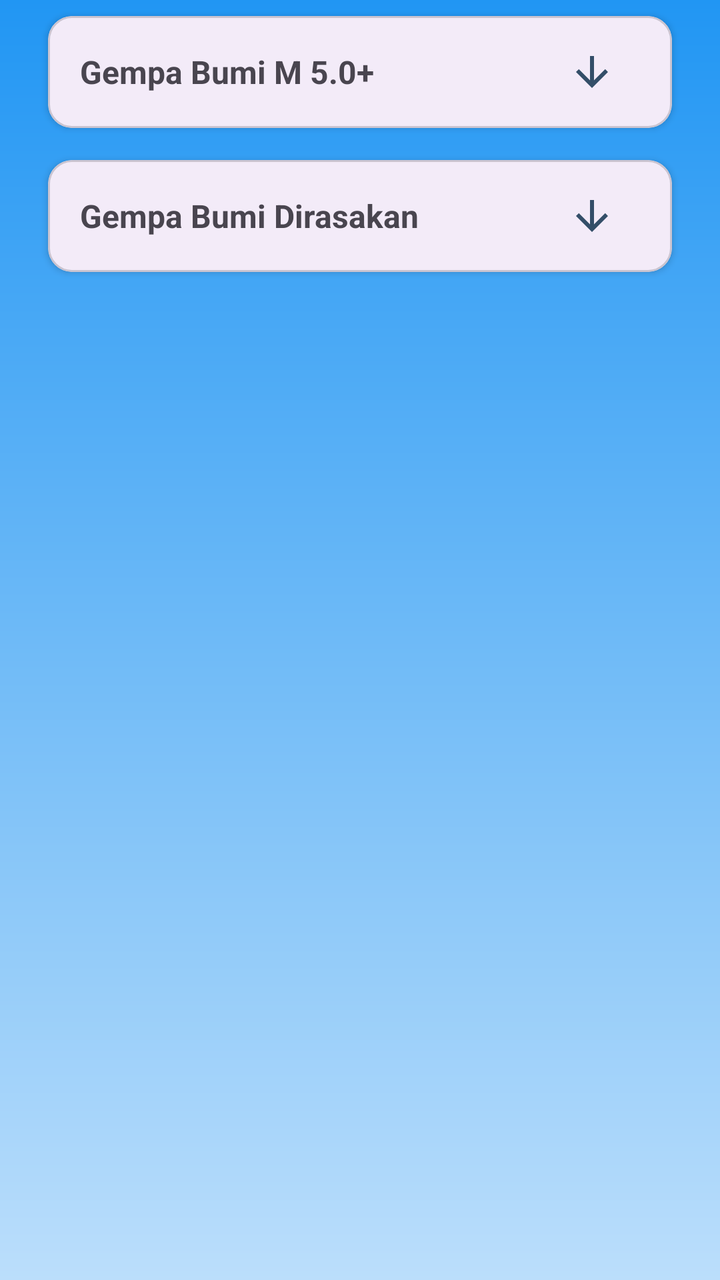
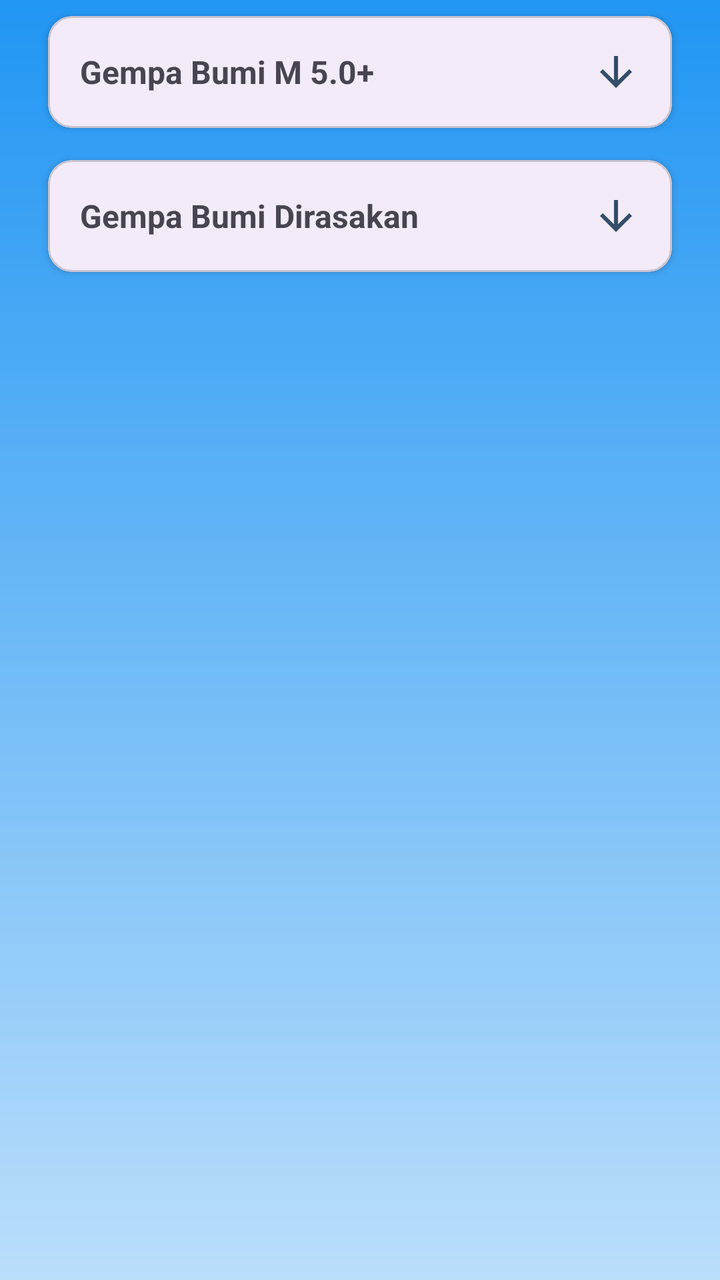

Screens rendered from an Android XML layout before and after an edit, with the pre-edit source and the edit as a unified diff.
<!-- AndroidManifest.xml: application theme Theme.Perbana -->
<!-- res/layout/activity_earthquake_list.xml -->
<?xml version="1.0" encoding="utf-8"?>
<androidx.core.widget.NestedScrollView
    xmlns:android="http://schemas.android.com/apk/res/android"
    xmlns:app="http://schemas.android.com/apk/res-auto"
    xmlns:tools="http://schemas.android.com/tools"
    android:id="@+id/activity_earthquake_list"
    android:layout_width="match_parent"
    android:layout_height="match_parent"
    android:fillViewport="true"
    android:background="@drawable/background_sunny"
    android:paddingHorizontal="16dp"
    tools:context=".presentation.earthquake.earthquake_list.EarthquakeListActivity">

    <LinearLayout
        android:layout_width="match_parent"
        android:layout_height="wrap_content"
        android:orientation="vertical">

        <com.google.android.material.card.MaterialCardView
            android:layout_width="match_parent"
            android:layout_height="wrap_content"
            android:layout_marginHorizontal="8dp"
            android:layout_marginVertical="8dp"
            app:cardCornerRadius="12dp"
            app:cardElevation="2dp"
            app:strokeWidth="1dp">

            <LinearLayout
                android:layout_width="match_parent"
                android:layout_height="wrap_content"
                android:orientation="vertical">

                <LinearLayout
                    android:id="@+id/layout_header_earthquake_list_1"
                    android:layout_width="match_parent"
                    android:layout_height="wrap_content"
                    android:orientation="horizontal"
                    android:padding="16dp"
                    android:gravity="center_vertical"
                    android:background="?attr/selectableItemBackground">

                    <TextView
                        android:id="@+id/tv_earthquake_list_1_title"
                        android:layout_width="0dp"
                        android:layout_height="wrap_content"
                        android:layout_weight="1"
                        android:text="Gempa Bumi M 5.0+"
                        android:textSize="@dimen/text_size_title_medium"
                        android:textStyle="bold" />

                    <ImageView
                        android:id="@+id/iv_arrow_earthquake_list_1"
                        android:layout_width="24dp"
                        android:layout_height="24dp"
                        android:layout_marginEnd="12dp"
                        android:src="@drawable/baseline_arrow_downward_24"
                        app:tint="@color/primary_text"/>
                </LinearLayout>

                <LinearLayout
                    android:id="@+id/layout_expandable_earthquake_list_1"
                    android:layout_width="match_parent"
                    android:layout_height="wrap_content"
                    android:orientation="vertical"
                    android:visibility="gone">

                    <View
                        android:layout_width="match_parent"
                        android:layout_height="1dp"
                        android:background="?attr/colorOutlineVariant"/>

                    <androidx.recyclerview.widget.RecyclerView
                        android:id="@+id/rv_earthquake_m5"
                        android:layout_width="match_parent"
                        android:layout_height="wrap_content"
                        android:paddingBottom="8dp"
                        android:nestedScrollingEnabled="false"/>
                </LinearLayout>
            </LinearLayout>
        </com.google.android.material.card.MaterialCardView>

        <com.google.android.material.card.MaterialCardView
            android:layout_width="match_parent"
            android:layout_height="wrap_content"
            android:layout_marginHorizontal="8dp"
            android:layout_marginVertical="8dp"
            app:cardCornerRadius="12dp"
            app:cardElevation="2dp"
            app:strokeWidth="1dp">

            <LinearLayout
                android:layout_width="match_parent"
                android:layout_height="wrap_content"
                android:orientation="vertical">

                <LinearLayout
                    android:id="@+id/layout_header_earthquake_list_2"
                    android:layout_width="match_parent"
                    android:layout_height="wrap_content"
                    android:orientation="horizontal"
                    android:padding="16dp"
                    android:gravity="center_vertical"
                    android:background="?attr/selectableItemBackground">

                    <TextView
                        android:id="@+id/tv_earthquake_list_2_title"
                        android:layout_width="0dp"
                        android:layout_height="wrap_content"
                        android:layout_weight="1"
                        android:text="Gempa Bumi Dirasakan"
                        android:textSize="@dimen/text_size_title_medium"
                        android:textStyle="bold" />

                    <ImageView
                        android:id="@+id/iv_arrow_earthquake_list_2"
                        android:layout_width="24dp"
                        android:layout_height="24dp"
                        android:layout_marginEnd="12dp"
                        android:src="@drawable/baseline_arrow_downward_24"
                        app:tint="@color/primary_text"/>
                </LinearLayout>

                <LinearLayout
                    android:id="@+id/layout_expandable_earthquake_list_2"
                    android:layout_width="match_parent"
                    android:layout_height="wrap_content"
                    android:orientation="vertical"
                    android:visibility="gone">

                    <View
                        android:layout_width="match_parent"
                        android:layout_height="1dp"
                        android:background="?attr/colorOutlineVariant"/>

                    <androidx.recyclerview.widget.RecyclerView
                        android:id="@+id/rv_earthquake_latest"
                        android:layout_width="match_parent"
                        android:layout_height="wrap_content"
                        android:paddingBottom="8dp"
                        android:nestedScrollingEnabled="false"/>
                </LinearLayout>
            </LinearLayout>
        </com.google.android.material.card.MaterialCardView>
    </LinearLayout>

</androidx.core.widget.NestedScrollView>
<!-- resources referenced by this layout -->
<resources>
  <color name="primary_text">#334E68</color>
  <dimen name="text_size_title_medium">16sp</dimen>
  <!-- drawable background_sunny (drawable) -->
  <?xml version="1.0" encoding="utf-8"?>
  <shape xmlns:android="http://schemas.android.com/apk/res/android" android:shape="rectangle">
      <gradient
          android:startColor="#2196F3"
          android:endColor="#BBDEFB"
          android:angle="270"/>
  </shape>
  <!-- drawable baseline_arrow_downward_24 (drawable) -->
  <vector xmlns:android="http://schemas.android.com/apk/res/android" android:height="24dp" android:tint="#FFFFFF" android:viewportHeight="24" android:viewportWidth="24" android:width="24dp">
        
      <path android:fillColor="@android:color/white" android:pathData="M20,12l-1.41,-1.41L13,16.17V4h-2v12.17l-5.58,-5.59L4,12l8,8 8,-8z"/>
      
  </vector>
  <style name="Theme.Perbana" parent="Base.Theme.Perbana" />
  <style name="Base.Theme.Perbana" parent="Theme.Material3.Light.NoActionBar">
          
          
      </style>
</resources>

<!-- the commit's change to res/layout/activity_earthquake_list.xml (unified diff, before → after) -->
@@ -31,7 +31,7 @@
                 android:orientation="vertical">
 
                 <LinearLayout
-                    android:id="@+id/layout_header_earthquake_list_1"
+                    android:id="@+id/ll_header_earthquake_list"
                     android:layout_width="match_parent"
                     android:layout_height="wrap_content"
                     android:orientation="horizontal"
@@ -40,7 +40,7 @@
                     android:background="?attr/selectableItemBackground">
 
                     <TextView
-                        android:id="@+id/tv_earthquake_list_1_title"
+                        android:id="@+id/tv_earthquake_list_title"
                         android:layout_width="0dp"
                         android:layout_height="wrap_content"
                         android:layout_weight="1"
@@ -49,16 +49,15 @@
                         android:textStyle="bold" />
 
                     <ImageView
-                        android:id="@+id/iv_arrow_earthquake_list_1"
+                        android:id="@+id/iv_arrow_earthquake_list"
                         android:layout_width="24dp"
                         android:layout_height="24dp"
-                        android:layout_marginEnd="12dp"
                         android:src="@drawable/baseline_arrow_downward_24"
                         app:tint="@color/primary_text"/>
                 </LinearLayout>
 
                 <LinearLayout
-                    android:id="@+id/layout_expandable_earthquake_list_1"
+                    android:id="@+id/layout_expandable_earthquake_list"
                     android:layout_width="match_parent"
                     android:layout_height="wrap_content"
                     android:orientation="vertical"
@@ -70,7 +69,7 @@
                         android:background="?attr/colorOutlineVariant"/>
 
                     <androidx.recyclerview.widget.RecyclerView
-                        android:id="@+id/rv_earthquake_m5"
+                        android:id="@+id/rv_earthquake"
                         android:layout_width="match_parent"
                         android:layout_height="wrap_content"
                         android:paddingBottom="8dp"
@@ -94,7 +93,7 @@
                 android:orientation="vertical">
 
                 <LinearLayout
-                    android:id="@+id/layout_header_earthquake_list_2"
+                    android:id="@+id/ll_header_earthquake_list_felt"
                     android:layout_width="match_parent"
                     android:layout_height="wrap_content"
                     android:orientation="horizontal"
@@ -103,7 +102,7 @@
                     android:background="?attr/selectableItemBackground">
 
                     <TextView
-                        android:id="@+id/tv_earthquake_list_2_title"
+                        android:id="@+id/tv_earthquake_list_felt_title"
                         android:layout_width="0dp"
                         android:layout_height="wrap_content"
                         android:layout_weight="1"
@@ -112,16 +111,15 @@
                         android:textStyle="bold" />
 
                     <ImageView
-                        android:id="@+id/iv_arrow_earthquake_list_2"
+                        android:id="@+id/iv_arrow_earthquake_list_felt"
                         android:layout_width="24dp"
                         android:layout_height="24dp"
-                        android:layout_marginEnd="12dp"
                         android:src="@drawable/baseline_arrow_downward_24"
                         app:tint="@color/primary_text"/>
                 </LinearLayout>
 
                 <LinearLayout
-                    android:id="@+id/layout_expandable_earthquake_list_2"
+                    android:id="@+id/layout_expandable_earthquake_list_felt"
                     android:layout_width="match_parent"
                     android:layout_height="wrap_content"
                     android:orientation="vertical"
@@ -133,7 +131,7 @@
                         android:background="?attr/colorOutlineVariant"/>
 
                     <androidx.recyclerview.widget.RecyclerView
-                        android:id="@+id/rv_earthquake_latest"
+                        android:id="@+id/rv_earthquake_felt"
                         android:layout_width="match_parent"
                         android:layout_height="wrap_content"
                         android:paddingBottom="8dp"
